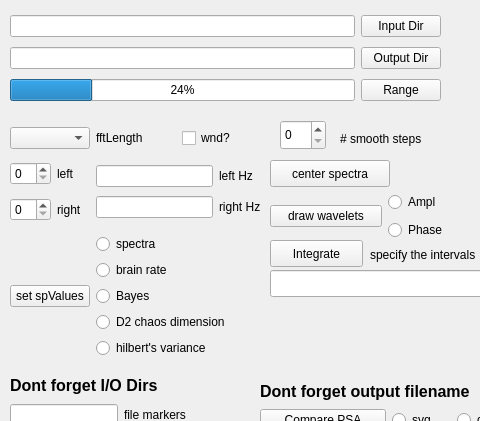
The window that spectre.ui (ArtfulVampire/SecondGUIrepo) describes before a commit, drawn with Qt 5; both pictures show x 0 to 480 and y 0 to 421 of the 1371 by 837 pixel window.
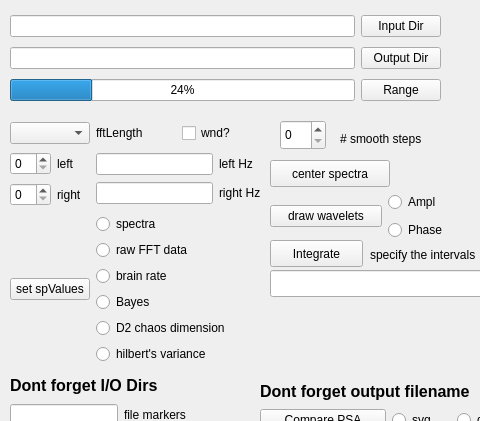
The same window after the commit.

```diff
--- a/spectre.ui
+++ b/spectre.ui
@@ -311,6 +311,13 @@
         </property>
        </widget>
       </item>
+      <item>
+       <widget class="QRadioButton" name="rawFourierRadioButton">
+        <property name="text">
+         <string>raw FFT data</string>
+        </property>
+       </widget>
+      </item>
       <item>
        <widget class="QRadioButton" name="brainRateRadioButton">
         <property name="text">
```
